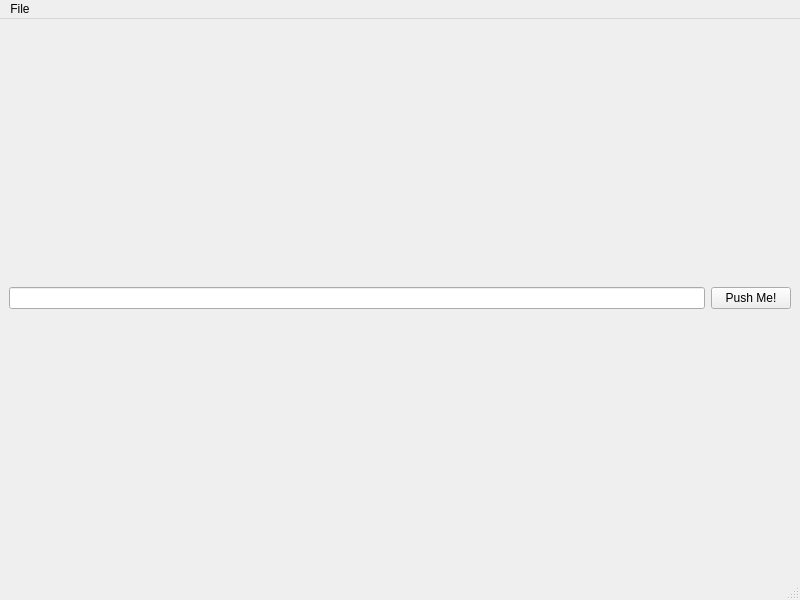
Qt form virtual machine/MainWindow.ui (MORZorg/sol) before a commit.
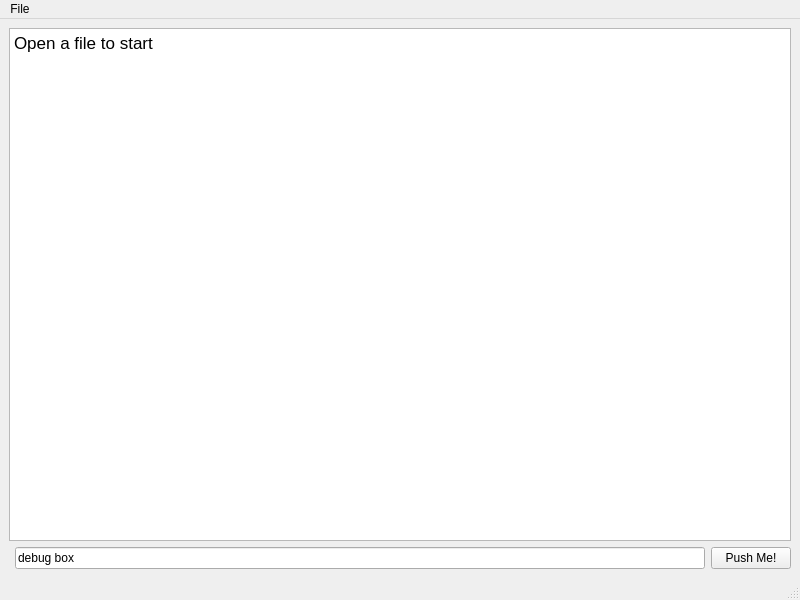
The same form after that commit.

Commit message: Interface integration with compiler and vm files

```diff
--- a/virtual machine/MainWindow.ui
+++ b/virtual machine/MainWindow.ui
@@ -14,17 +14,35 @@
    <string>MainWindow</string>
   </property>
   <widget class="QWidget" name="centralwidget">
-   <layout class="QHBoxLayout" name="horizontalLayout">
-    <item>
-     <widget class="QLineEdit" name="lineEdit"/>
+   <layout class="QGridLayout" name="gridLayout">
+    <item row="1" column="1">
+     <widget class="QLineEdit" name="lineEdit">
+      <property name="text">
+       <string>debug box</string>
+      </property>
+     </widget>
     </item>
-    <item>
+    <item row="1" column="2">
      <widget class="QPushButton" name="pushButton">
       <property name="text">
        <string>Push Me!</string>
       </property>
      </widget>
     </item>
+    <item row="0" column="0" colspan="3">
+     <widget class="QTextEdit" name="outputText">
+      <property name="readOnly">
+       <bool>true</bool>
+      </property>
+      <property name="html">
+       <string>&lt;!DOCTYPE HTML PUBLIC &quot;-//W3C//DTD HTML 4.0//EN&quot; &quot;http://www.w3.org/TR/REC-html40/strict.dtd&quot;&gt;
+&lt;html&gt;&lt;head&gt;&lt;meta name=&quot;qrichtext&quot; content=&quot;1&quot; /&gt;&lt;style type=&quot;text/css&quot;&gt;
+p, li { white-space: pre-wrap; }
+&lt;/style&gt;&lt;/head&gt;&lt;body style=&quot; font-family:'.Lucida Grande UI'; font-size:13pt; font-weight:400; font-style:normal;&quot;&gt;
+&lt;p style=&quot; margin-top:0px; margin-bottom:0px; margin-left:0px; margin-right:0px; -qt-block-indent:0; text-indent:0px;&quot;&gt;Open a file to start&lt;/p&gt;&lt;/body&gt;&lt;/html&gt;</string>
+      </property>
+     </widget>
+    </item>
    </layout>
   </widget>
   <widget class="QMenuBar" name="menubar">
```
Left out of the diff: 21 changed lines with no effect on the pictures. The commit also changes 3 other files.
